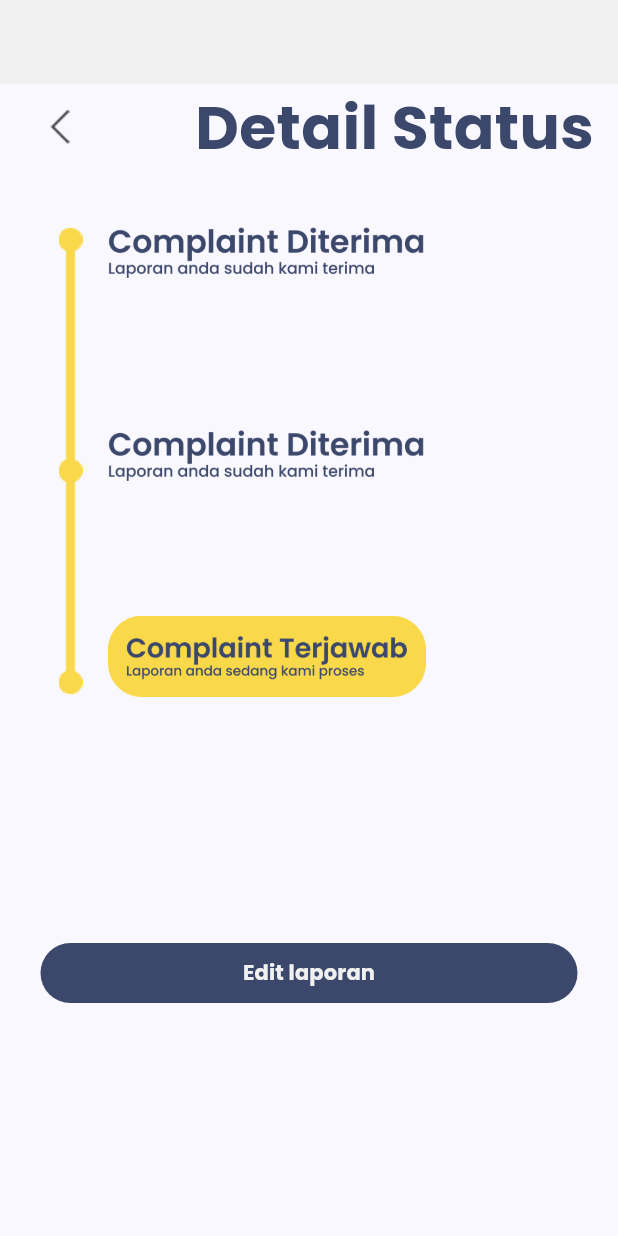
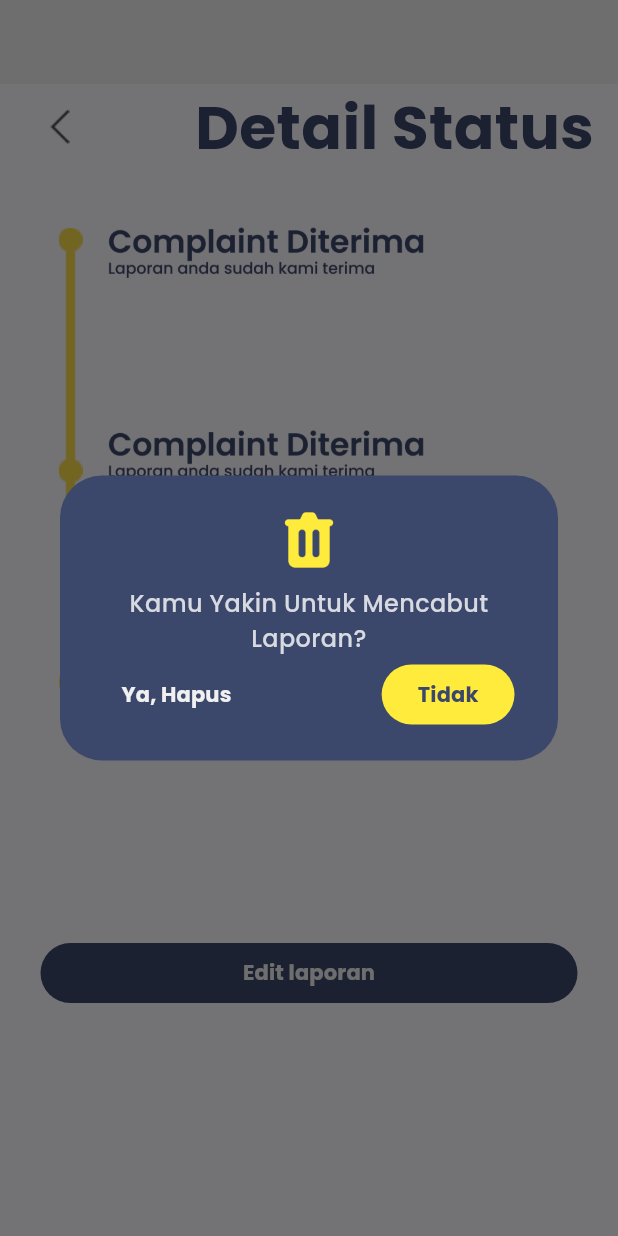
Before and after one commit to Capstone-Alta-19/flutter-ecomplaint, a Flutter app: the screen it shows after launch, after a tap on "Edit laporan", on a phone screen of 412 x 824 dp. Run offline on Flutter 3.47's test engine with Material 2 defaults, Android fonts, the phone set to English and light mode, and no system bars; our stand-ins replace introduction_screen, like_button.

Commit message:
Add customDialog widget

```diff
--- a/lib/screen/detail_status_complaint.dart
+++ b/lib/screen/detail_status_complaint.dart
@@ -1,7 +1,10 @@
 import 'package:flutter/material.dart';
 import 'package:flutter_ecomplaint/config/colors.dart';
 import 'package:flutter_ecomplaint/screen/status_complaint_page.dart';
+import 'package:flutter_ecomplaint/widget/custom_dialog.dart';
 import 'package:flutter_ecomplaint/widget/segment_title.dart';
+
+import '../widget/custom_alert_dialog.dart';
 
 enum status { diterma, diproses, dijawab }
 
@@ -40,7 +43,27 @@ class _DetailStatusComplaintState extends State<DetailStatusComplaint> {
                     minimumSize: MaterialStatePropertyAll(Size(358, 40)),
                     backgroundColor: MaterialStatePropertyAll(AppColors.primary),
                   ),
-                  onPressed: () {},
+                  onPressed: () {
+                    showDialog(
+                        barrierDismissible: false,
+                        barrierColor: null,
+                        context: context,
+                        builder: (BuildContext context) => CustomDialog(
+                              onPressed: () {
+                                Navigator.pop(context);
+                                showDialog(
+                                    barrierColor: null,
+                                    context: context,
+                                    builder: (BuildContext context) => CustomAlertDialog(
+                                          title: "Laporan Terhapus",
+                                          icon: "assets/icons/Trash.png",
+                                        ));
+                              },
+                              confirm: "Ya, Hapus",
+                              icon: "assets/icons/Trash.png",
+                              title: "Kamu Yakin Untuk Mencabut Laporan?",
+                            ));
+                  },
                   child: Text(style: TextStyle(fontSize: 14, fontWeight: FontWeight.w700, color: AppColors.secondary100), "Edit laporan")),
             ],
           )),
--- /dev/null
+++ b/lib/widget/custom_dialog.dart
@@ -0,0 +1,78 @@
+import 'package:flutter/material.dart';
+import 'package:flutter/src/widgets/framework.dart';
+import 'package:flutter/src/widgets/placeholder.dart';
+import 'package:flutter_ecomplaint/widget/custom_alert_dialog.dart';
+
+import '../config/colors.dart';
+
+class CustomDialog extends StatelessWidget {
+  final String title;
+  final String confirm;
+  final String icon;
+  final void Function() onPressed;
+  const CustomDialog({super.key, required this.title, required this.confirm, required this.icon, required this.onPressed});
+
+  @override
+  Widget build(BuildContext context) {
+    return Dialog(
+      backgroundColor: AppColors.primary,
+      child: Container(
+        height: 190,
+        child: Padding(
+          padding: EdgeInsets.fromLTRB(24, 20, 24, 20),
+          child: Center(
+              child: Column(
+            children: [
+              ImageIcon(color: Colors.yellow, size: 46, AssetImage(icon)),
+              SizedBox(
+                height: 8,
+              ),
+              Text(
+                  textAlign: TextAlign.center,
+                  style: TextStyle(
+                    fontSize: 16,
+                    fontWeight: FontWeight.w500,
+                    color: AppColors.primary20,
+                  ),
+                  title),
+              SizedBox(
+                height: 2,
+              ),
+              SizedBox(
+                width: 274,
+                child: Row(
+                  mainAxisAlignment: MainAxisAlignment.spaceBetween,
+                  children: [
+                    TextButton(
+                        onPressed: onPressed,
+                        child: Text(
+                            textAlign: TextAlign.center,
+                            style: TextStyle(
+                              fontSize: 14,
+                              fontWeight: FontWeight.w700,
+                              color: AppColors.secondary100,
+                            ),
+                            confirm)),
+                    FilledButton(
+                        style: ButtonStyle(minimumSize: MaterialStatePropertyAll(Size(83, 40)), backgroundColor: MaterialStatePropertyAll(Colors.yellow)),
+                        onPressed: () {
+                          Navigator.pop(context);
+                        },
+                        child: Text(
+                            textAlign: TextAlign.center,
+                            style: TextStyle(
+                              fontSize: 14,
+                              fontWeight: FontWeight.w700,
+                              color: AppColors.primary,
+                            ),
+                            "Tidak"))
+                  ],
+                ),
+              )
+            ],
+          )),
+        ),
+      ),
+    );
+  }
+}
```
Also changed, not shown: lib/widget/custom_alert_dialog.dart (added, +43 -0 lines), assets/icons/Trash.png (added).
